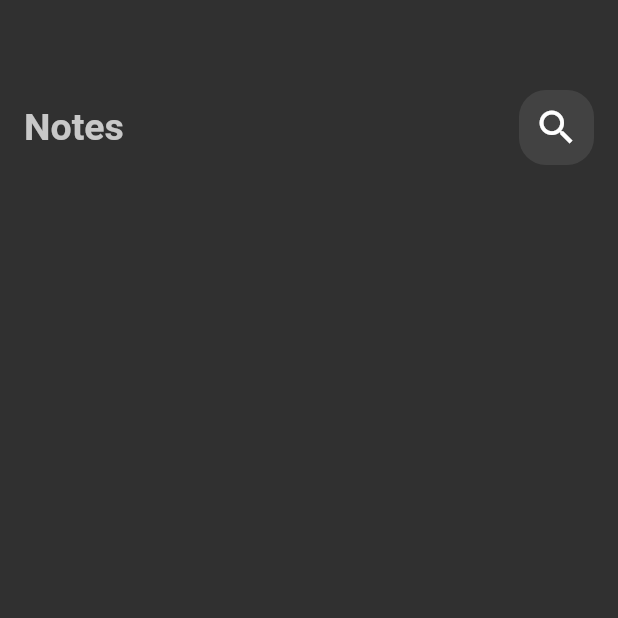
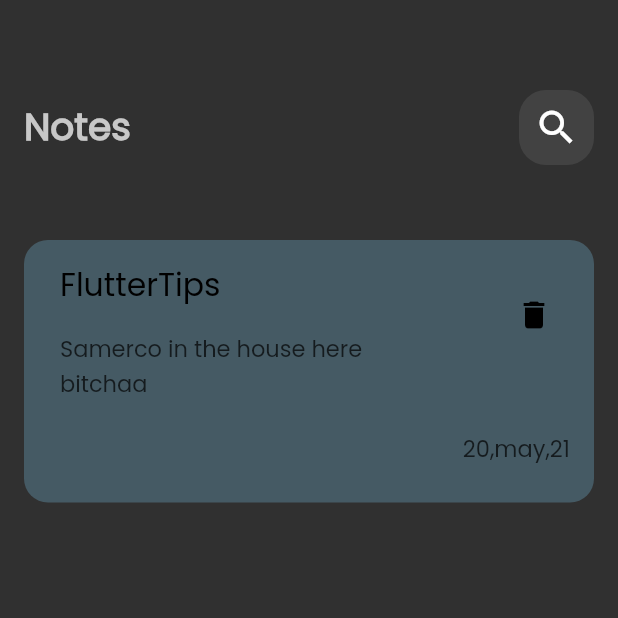
Before and after one commit to Sameradel11/Flutter-NotesApp, a Flutter app: the screen it shows after launch, on a phone screen of 412 x 824 dp, the top half of it. Run offline on Flutter 3.47's test engine with Material 2 defaults, Android fonts, the phone set to English and light mode, and no system bars.

Commit message:
create Note Container

```diff
--- a/lib/main.dart
+++ b/lib/main.dart
@@ -13,7 +13,7 @@
   Widget build(BuildContext context) {
     return MaterialApp(
       debugShowCheckedModeBanner: false,
-      theme: ThemeData.dark(),
+      theme: ThemeData(brightness: Brightness.dark, fontFamily: "Poppins"),
       home: NotesView(),
     );
   }
--- /dev/null
+++ b/lib/widgets/custom_note_item.dart
@@ -0,0 +1,52 @@
+import 'package:flutter/cupertino.dart';
+import 'package:flutter/material.dart';
+
+class NoteItem extends StatelessWidget {
+  const NoteItem({super.key});
+
+  @override
+  Widget build(BuildContext context) {
+    return Container(
+        padding: EdgeInsets.only(left: 8, top: 10, bottom: 8),
+        width: double.infinity,
+        decoration: BoxDecoration(
+            color: Colors.blueGrey.shade700,
+            borderRadius: BorderRadius.circular(16)),
+        child: Column(
+          mainAxisAlignment: MainAxisAlignment.spaceBetween,
+          children: [
+            ListTile(
+              title: Text(
+                "FlutterTips",
+                style: TextStyle(
+                    color: Colors.black, fontSize: 21, fontFamily: "Poppins"),
+              ),
+              subtitle: Padding(
+                padding: const EdgeInsets.only(top: 16.0, right: 16),
+                child: Text("Samerco in the house here bitchaa",
+                    style: TextStyle(
+                        color: Colors.black.withOpacity(0.7),
+                        fontSize: 15,
+                        fontFamily: "Poppins")),
+              ),
+              trailing: IconButton(
+                icon: Icon(
+                  Icons.delete,
+                  color: Colors.black,
+                ),
+                onPressed: () {},
+              ),
+            ),
+            ListTile(
+                title: Text(
+              "20,may,21",
+              style: TextStyle(
+                  color: Colors.black.withOpacity(0.7),
+                  fontSize: 15,
+                  fontFamily: "Poppins"),
+              textAlign: TextAlign.end,
+            ))
+          ],
+        ));
+  }
+}
--- a/lib/widgets/notes_viewbody.dart
+++ b/lib/widgets/notes_viewbody.dart
@@ -1,6 +1,8 @@
 import 'package:flutter/cupertino.dart';
+import 'package:flutter/material.dart';
 
 import 'custom_appbar.dart';
+import 'custom_note_item.dart';
 
 class NotesViewBody extends StatelessWidget {
   const NotesViewBody({super.key});
@@ -8,7 +10,7 @@
   @override
   Widget build(BuildContext context) {
     return Column(
-      children: [CustomAppBar()],
+      children: [CustomAppBar(), NoteItem()],
     );
   }
 }
```
Also changed, not shown: pubspec.yaml (+5 -6 lines), Assets/fonts/Poppins-Regular.ttf (added).
